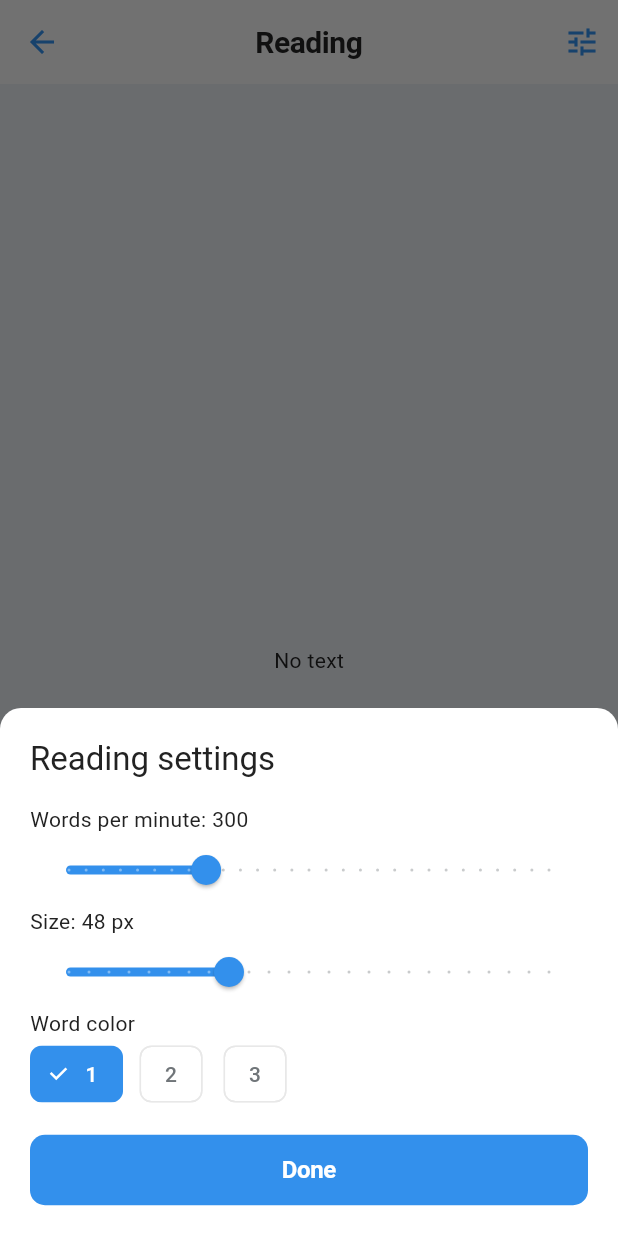
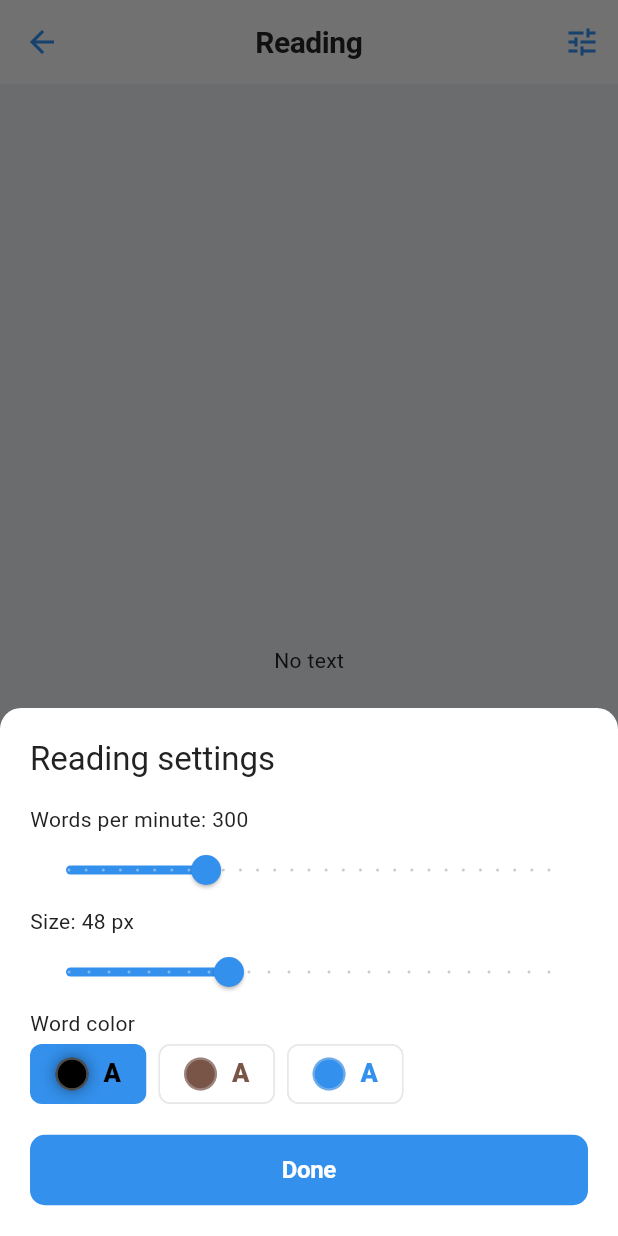
Before and after one commit to unomat20b/speedreeder, a Flutter app: the ReaderScreen screen opened directly with empty values, after a tap on the "tune" icon, on a phone screen of 412 x 824 dp. Run offline on Flutter 3.47's test engine with Material 3 defaults, Android fonts, the phone set to English and light mode, and no system bars; our stand-ins replace easy_localization, file_picker, shared_preferences; missing offline and left inert: epubx; accounts and stored records are empty.

Commit message:
feat: ORP (красная опорная буква), снятие пунктуации с краёв токенов, пресеты цвета с образцом.
Таблица pivots как у Spritz; ChoiceChip с кругом и буквой A/А в цвете пресета.

Co-authored-by: Cursor <cursoragent@cursor.com>

```diff
--- a/langs/en.json
+++ b/langs/en.json
@@ -14,7 +14,7 @@
   "about": "About",
   "about_text": "Speedreeder shows one word at a time (RSVP) so you can read with less eye movement. Import .txt or .epub — everything stays on your device. A project by IntellectShop.",
   "tips": "Tips",
-  "tips_text": "1. Start at a comfortable words-per-minute rate and increase gradually.\n\n2. You can pause anytime — progress is saved per book.\n\n3. Very large books may hit browser storage limits; consider splitting long texts.\n\n4. Dark theme is easier on the eyes for long sessions.",
+  "tips_text": "1. Start at a comfortable words-per-minute rate and increase gradually.\n\n2. You can pause anytime — progress is saved per book.\n\n3. Very large books may hit browser storage limits; consider splitting long texts.\n\n4. Dark theme is easier on the eyes for long sessions.\n\n5. The red letter is the “optimal recognition point” (ORP): your eye locks onto a consistent spot in each word, similar to Spritz.\n\n6. Leading/trailing punctuation is stripped when splitting; apostrophes in don't and hyphens in well-known are kept.",
   "feedback_menu": "Feedback",
   "feedback_title": "Share ideas, suggestions, or comments",
   "feedback_name": "Name",
--- a/langs/ru.json
+++ b/langs/ru.json
@@ -14,7 +14,7 @@
   "about": "О приложении",
   "about_text": "Speedreeder показывает слова по одному (RSVP), чтобы читать с меньшим движением глаз. Импортируйте .txt или .epub — всё хранится только на устройстве. Проект IntellectShop.",
   "tips": "Полезные советы",
-  "tips_text": "1. Начните с комфортной скорости (слов/мин) и постепенно увеличивайте.\n\n2. Можно ставить на паузу — прогресс сохраняется для каждой книги.\n\n3. Очень большие книги могут упереться в лимит хранилища браузера; длинный текст иногда удобнее разбить на части.\n\n4. Тёмная тема снижает нагрузку на глаза при долгом чтении.",
+  "tips_text": "1. Начните с комфортной скорости (слов/мин) и постепенно увеличивайте.\n\n2. Можно ставить на паузу — прогресс сохраняется для каждой книги.\n\n3. Очень большие книги могут упереться в лимит хранилища браузера; длинный текст иногда удобнее разбить на части.\n\n4. Тёмная тема снижает нагрузку на глаза при долгом чтении.\n\n5. Красная буква — опорная точка (ORP): взгляд цепляется за фиксированное место в слове, как в Spritz.\n\n6. Знаки препинания с краёв слова убираются при разборе; апостроф в don't и дефис в well-known сохраняются.",
   "feedback_menu": "Обратная связь",
   "feedback_title": "Пишите идеи, предложения или замечания",
   "feedback_name": "Имя",
--- a/lib/screens/reader_screen.dart
+++ b/lib/screens/reader_screen.dart
@@ -117,6 +117,99 @@ class _ReaderScreenState extends State<ReaderScreen> {
     return hasMore ? '$chunk …' : chunk;
   }
 
+  /// RSVP-слово: основной цвет + **опорная буква** (ORP) цветом акцента ошибки.
+  Widget _rsvpWordRich(
+    BuildContext context,
+    String word,
+    Color mainColor,
+  ) {
+    final orpColor = Theme.of(context).colorScheme.error;
+    final base = TextStyle(
+      fontSize: _settings.fontSize,
+      fontWeight: FontWeight.w600,
+      height: 1.2,
+      color: mainColor,
+    );
+    final chars = word.characters.toList();
+    if (chars.isEmpty) {
+      return Text('', style: base, textAlign: TextAlign.center);
+    }
+    final opi = optimalRecognitionPointIndex(word).clamp(0, chars.length - 1);
+    final spans = <InlineSpan>[
+      if (opi > 0)
+        TextSpan(text: chars.sublist(0, opi).join(), style: base),
+      TextSpan(
+        text: chars[opi],
+        style: base.copyWith(
+          color: orpColor,
+          fontWeight: FontWeight.w800,
+        ),
+      ),
+      if (opi < chars.length - 1)
+        TextSpan(text: chars.sublist(opi + 1).join(), style: base),
+    ];
+    return Text.rich(
+      TextSpan(children: spans),
+      textAlign: TextAlign.center,
+    );
+  }
+
+  Widget _colorPresetChoice(
+    BuildContext context, {
+    required int index,
+    required bool selected,
+    required VoidCallback onSelect,
+  }) {
+    final c = ReaderSettingsStore.instance.wordColor(context, index);
+    final outline = Theme.of(context).colorScheme.outline.withValues(
+          alpha: Theme.of(context).brightness == Brightness.dark ? 0.45 : 0.35,
+        );
+    final sample = Localizations.localeOf(context).languageCode == 'ru'
+        ? 'А'
+        : 'A';
+    return Padding(
+      padding: const EdgeInsets.only(right: 8),
+      child: ChoiceChip(
+        selected: selected,
+        showCheckmark: false,
+        label: Row(
+          mainAxisSize: MainAxisSize.min,
+          children: [
+            Container(
+              width: 22,
+              height: 22,
+              decoration: BoxDecoration(
+                color: c,
+                shape: BoxShape.circle,
+                border: Border.all(color: outline, width: 1.5),
+                boxShadow: selected
+                    ? [
+                        BoxShadow(
+                          color: c.withValues(alpha: 0.45),
+                          blurRadius: 8,
+                          spreadRadius: 0,
+                        ),
+                      ]
+                    : null,
+              ),
+            ),
+            const SizedBox(width: 10),
+            Text(
+              sample,
+              style: TextStyle(
+                color: c,
+                fontWeight: FontWeight.w800,
+                fontSize: 17,
+                height: 1,
+              ),
+            ),
+          ],
+        ),
+        onSelected: (_) => onSelect(),
+      ),
+    );
+  }
+
   void _openSettings() {
     showModalBottomSheet<void>(
       context: context,
@@ -169,15 +262,16 @@ class _ReaderScreenState extends State<ReaderScreen> {
                     },
                   ),
                   Text('reader_word_color'.tr()),
-                  Row(
+                  Wrap(
+                    spacing: 0,
+                    runSpacing: 8,
                     children: List.generate(3, (i) {
                       final selected = local.colorIndex == i;
-                      return Padding(
-                        padding: const EdgeInsets.only(right: 8),
-                        child: ChoiceChip(
-                          label: Text('${i + 1}'),
+                      return _colorPresetChoice(
+                        context,
+                        index: i,
                         selected: selected,
-                          onSelected: (_) {
+                        onSelect: () {
                           setModal(() {
                             local = ReaderSettings(
                               wpm: local.wpm,
@@ -186,7 +280,6 @@ class _ReaderScreenState extends State<ReaderScreen> {
                             );
                           });
                         },
-                        ),
                       );
                     }),
                   ),
@@ -271,7 +364,7 @@ class _ReaderScreenState extends State<ReaderScreen> {
                       Expanded(
                         child: LayoutBuilder(
                           builder: (context, constraints) {
-                            final accent = ReaderSettingsStore.instance
+                            final mainWordColor = ReaderSettingsStore.instance
                                 .wordColor(context, _settings.colorIndex);
                             final muted = Theme.of(context)
                                 .colorScheme
@@ -314,15 +407,10 @@ class _ReaderScreenState extends State<ReaderScreen> {
                                       ],
                                       FittedBox(
                                         fit: BoxFit.scaleDown,
-                                        child: Text(
+                                        child: _rsvpWordRich(
+                                          context,
                                           _words[_index],
-                                          textAlign: TextAlign.center,
-                                          style: TextStyle(
-                                            fontSize: _settings.fontSize,
-                                            fontWeight: FontWeight.w600,
-                                            height: 1.2,
-                                            color: accent,
-                                          ),
+                                          mainWordColor,
                                         ),
                                       ),
                                       if (after.isNotEmpty) ...[
--- a/pubspec.yaml
+++ b/pubspec.yaml
@@ -22,6 +22,7 @@ dependencies:
   easy_localization: ^3.0.8
   url_launcher: ^6.3.2
   http: ^1.6.0
+  characters: ^1.4.0
 
 dev_dependencies:
   flutter_test:
```
Also changed, not shown: lib/services/word_tokenizer.dart (+37 -4 lines), pubspec.lock, 2 other files. Lines whose indentation alone changed are shown as unchanged.
